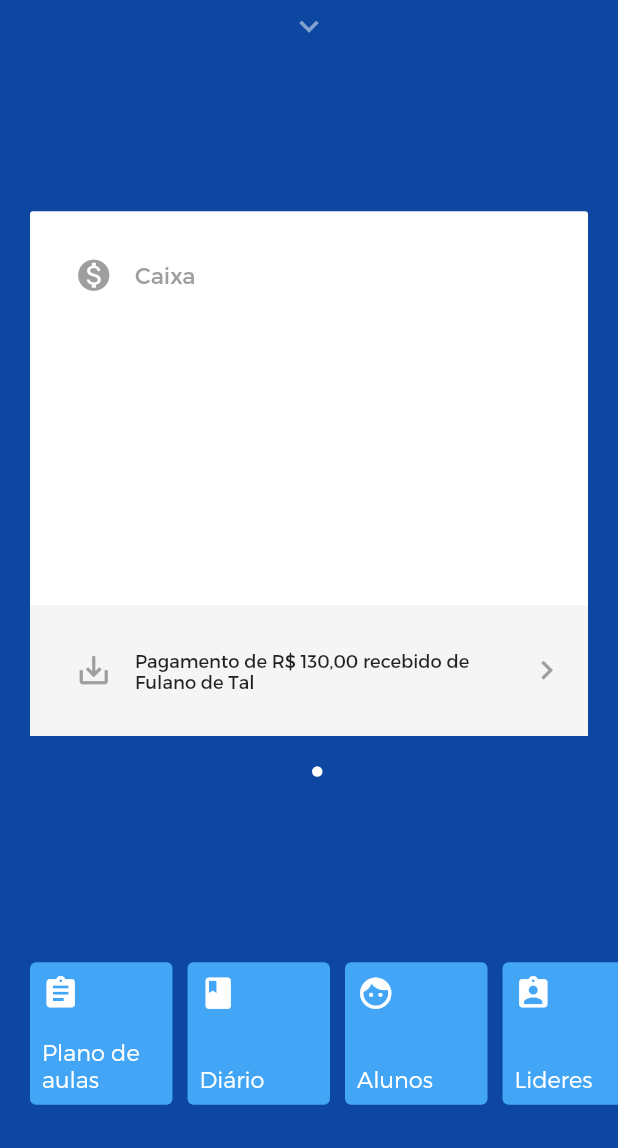
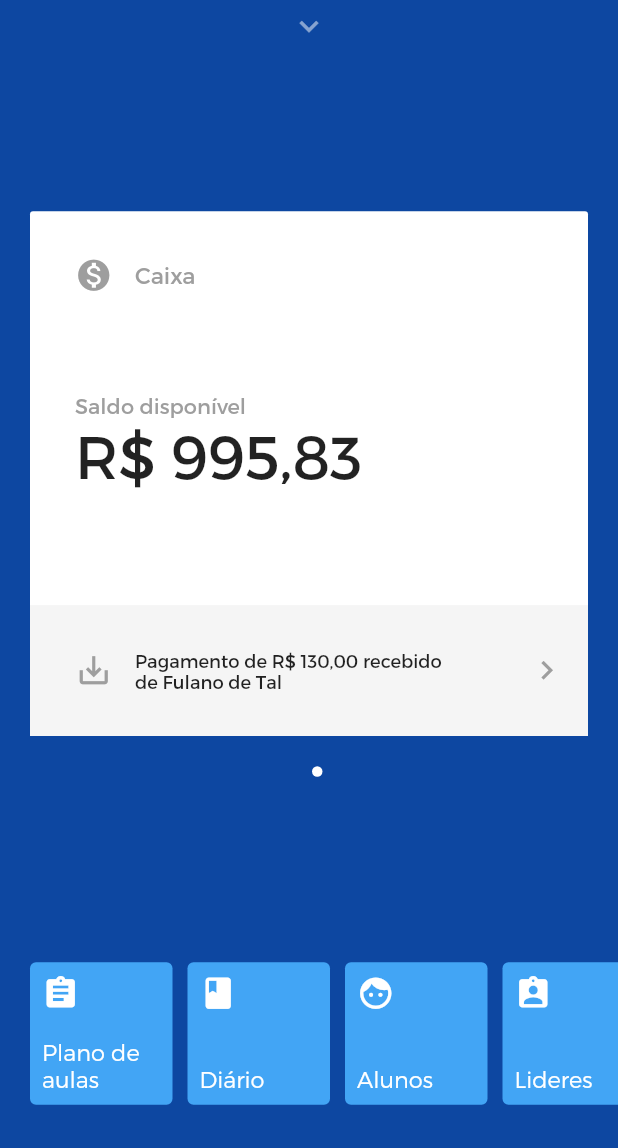
Before and after one commit to guimatech/adad_app, a Flutter app: the screen it shows after launch, swiped to page 2, on a phone screen of 412 x 824 dp, the part 88-1236 px from its top. Run offline on Flutter 3.47's test engine with Material 2 defaults, Android fonts, the phone set to English and light mode, and no system bars; our stand-ins replace rxdart; statements that could not run were skipped.

Commit message:
feat: add balance container

```diff
--- a/lib/ui/floating_cards.dart
+++ b/lib/ui/floating_cards.dart
@@ -129,12 +129,7 @@
               Page(
                 icon: Icons.monetization_on,
                 title: 'Caixa',
-                child: Container(
-                  decoration: BoxDecoration(
-                    color: Colors.white,
-                    borderRadius: BorderRadius.all(Radius.circular(2)),
-                  ),
-                ),
+                child: buildBalanceContainer(context),
                 nextIcon: Icons.save_alt,
                 nextTitle: 'Pagamento de R\$ 130,00 recebido de Fulano de Tal',
               ),
@@ -183,6 +178,40 @@
                   ),
                 ),
             ],
+          );
+        }
+
+        Widget buildBalanceContainer(BuildContext context) {
+          return Container(
+              padding: EdgeInsets.only(left: 30, bottom: 40),
+              child: Row(
+                mainAxisAlignment: MainAxisAlignment.start,
+                children: <Widget>[
+                  Column(
+                    crossAxisAlignment: CrossAxisAlignment.start,
+                    children: <Widget>[
+                      Text(
+                          'Saldo disponível',
+                        style: TextStyle(
+                          color: Colors.grey,
+                          fontSize: 14,
+                          fontFamily: 'Trueno',
+                          fontWeight: FontWeight.normal,
+                        ),
+                      ),
+                      Text(
+                        'R\$ 995,83',
+                        style: TextStyle(
+                          color: Colors.black87,
+                          fontSize: 40,
+                          fontFamily: 'Trueno',
+                          fontWeight: FontWeight.normal,
+                      ),
+                    ),
+                  ],
+                ),
+              ]
+            ),
           );
         }
       }
@@ -284,7 +313,7 @@
                       width: 15,
                     ),
                     Container(
-                      width: Theme.of(context).textTheme.display1.fontSize * 1.1 + 200.0,
+                      width: Theme.of(context).textTheme.display1.fontSize * 1.1 + 170.0,
                       child: Text(
                         nextTitle,
                         style: TextStyle(
```
